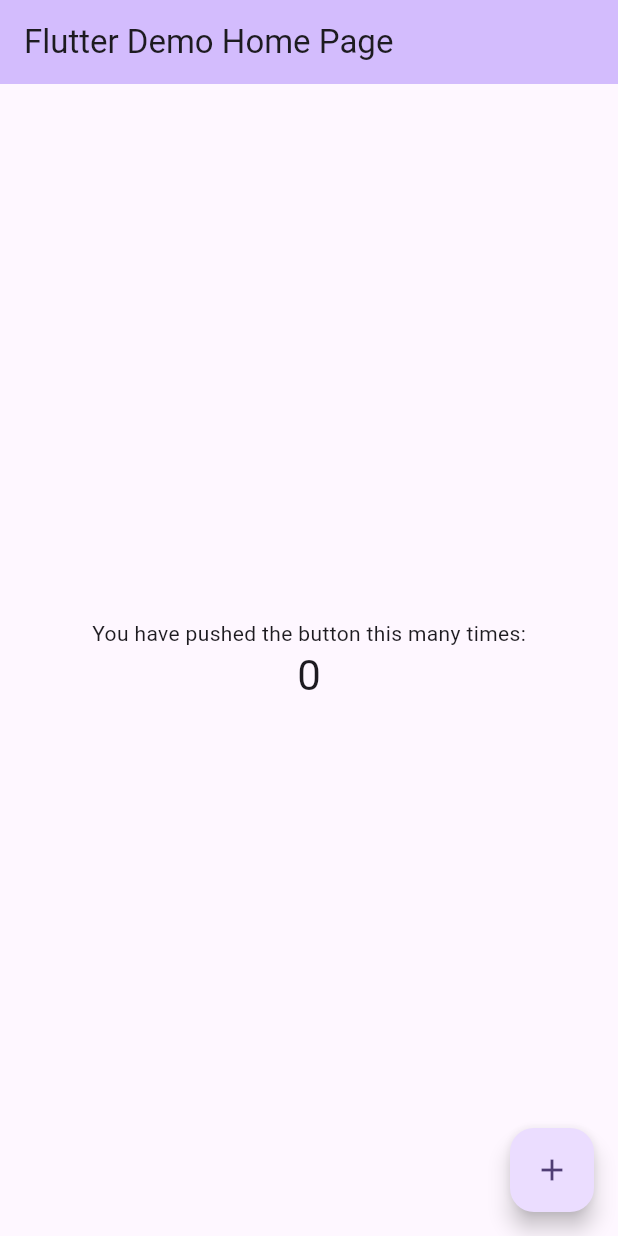
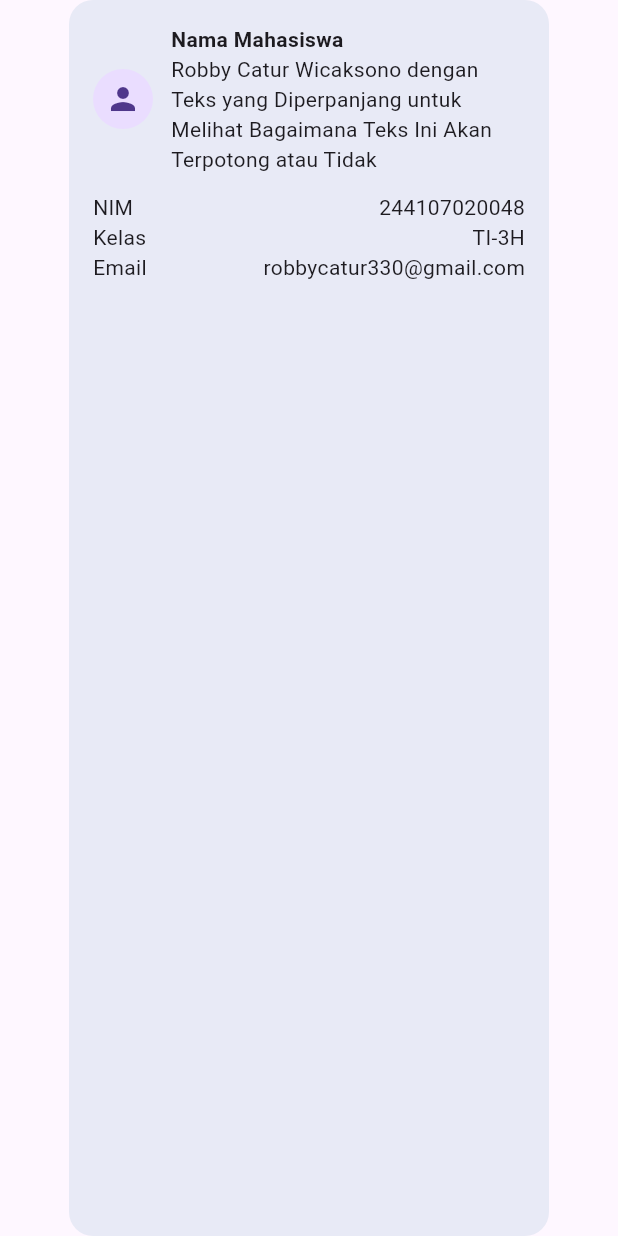
Before and after one commit to RobbyCatur/244107020048-mobile-course, a Flutter app: the screen it shows after launch, on a phone screen of 412 x 824 dp. Run offline on Flutter 3.47's test engine with Material 3 defaults, Android fonts, the phone set to English and light mode, and no system bars.

Commit message:
feat: feat: add Email data row (Row + Expanded), experiment Expanded/mainAxisSize, and document README for practical work 1

```diff
--- a/02-week-2-declarative-ui-responsive-design/responsive_dashboard/lib/main.dart
+++ b/02-week-2-declarative-ui-responsive-design/responsive_dashboard/lib/main.dart
@@ -1,121 +1,72 @@
 import 'package:flutter/material.dart';
 
-void main() {
-  runApp(const MyApp());
-}
+void main() => runApp(const ProfileApp());
 
-class MyApp extends StatelessWidget {
-  const MyApp({super.key});
+class ProfileApp extends StatelessWidget {
+  const ProfileApp({super.key});
 
-  // This widget is the root of your application.
   @override
   Widget build(BuildContext context) {
-    return MaterialApp(
-      title: 'Flutter Demo',
-      theme: ThemeData(
-        // This is the theme of your application.
-        //
-        // TRY THIS: Try running your application with "flutter run". You'll see
-        // the application has a purple toolbar. Then, without quitting the app,
-        // try changing the seedColor in the colorScheme below to Colors.green
-        // and then invoke "hot reload" (save your changes or press the "hot
-        // reload" button in a Flutter-supported IDE, or press "r" if you used
-        // the command line to start the app).
-        //
-        // Notice that the counter didn't reset back to zero; the application
-        // state is not lost during the reload. To reset the state, use hot
-        // restart instead.
-        //
-        // This works for code too, not just values: Most code changes can be
-        // tested with just a hot reload.
-        colorScheme: .fromSeed(seedColor: Colors.deepPurple),
-      ),
-      home: const MyHomePage(title: 'Flutter Demo Home Page'),
+    return const MaterialApp(
+      debugShowCheckedModeBanner: false,
+      home: Scaffold(body: Center(child: ProfileCard())),
     );
   }
 }
 
-class MyHomePage extends StatefulWidget {
-  const MyHomePage({super.key, required this.title});
-
-  // This widget is the home page of your application. It is stateful, meaning
-  // that it has a State object (defined below) that contains fields that affect
-  // how it looks.
-
-  // This class is the configuration for the state. It holds the values (in this
-  // case the title) provided by the parent (in this case the App widget) and
-  // used by the build method of the State. Fields in a Widget subclass are
-  // always marked "final".
-
-  final String title;
-
-  @override
-  State<MyHomePage> createState() => _MyHomePageState();
-}
-
-class _MyHomePageState extends State<MyHomePage> {
-  int _counter = 0;
-
-  void _incrementCounter() {
-    setState(() {
-      // This call to setState tells the Flutter framework that something has
-      // changed in this State, which causes it to rerun the build method below
-      // so that the display can reflect the updated values. If we changed
-      // _counter without calling setState(), then the build method would not be
-      // called again, and so nothing would appear to happen.
-      _counter++;
-    });
-  }
+class ProfileCard extends StatelessWidget {
+  const ProfileCard({super.key});
 
   @override
   Widget build(BuildContext context) {
-    // This method is rerun every time setState is called, for instance as done
-    // by the _incrementCounter method above.
-    //
-    // The Flutter framework has been optimized to make rerunning build methods
-    // fast, so that you can just rebuild anything that needs updating rather
-    // than having to individually change instances of widgets.
-    return Scaffold(
-      appBar: AppBar(
-        // TRY THIS: Try changing the color here to a specific color (to
-        // Colors.amber, perhaps?) and trigger a hot reload to see the AppBar
-        // change color while the other colors stay the same.
-        backgroundColor: Theme.of(context).colorScheme.inversePrimary,
-        // Here we take the value from the MyHomePage object that was created by
-        // the App.build method, and use it to set our appbar title.
-        title: Text(widget.title),
+    return Container(
+      width: 320,
+      padding: const EdgeInsets.all(16),
+      decoration: BoxDecoration(
+        color: Colors.indigo.shade50,
+        borderRadius: BorderRadius.circular(16),
       ),
-      body: Center(
-        // Center is a layout widget. It takes a single child and positions it
-        // in the middle of the parent.
       child: Column(
-          // Column is also a layout widget. It takes a list of children and
-          // arranges them vertically. By default, it sizes itself to fit its
-          // children horizontally, and tries to be as tall as its parent.
-          //
-          // Column has various properties to control how it sizes itself and
-          // how it positions its children. Here we use mainAxisAlignment to
-          // center the children vertically; the main axis here is the vertical
-          // axis because Columns are vertical (the cross axis would be
-          // horizontal).
-          //
-          // TRY THIS: Invoke "debug painting" (choose the "Toggle Debug Paint"
-          // action in the IDE, or press "p" in the console), to see the
-          // wireframe for each widget.
-          mainAxisAlignment: .center,
+        mainAxisSize: MainAxisSize.max,
         children: [
-            const Text('You have pushed the button this many times:'),
+          Row(
+            children: [
+              const CircleAvatar(child: Icon(Icons.person)),
+              const SizedBox(width: 12),
+              Expanded(
+                child: Column(
+                  crossAxisAlignment: CrossAxisAlignment.start,
+                  children: const [
                     Text(
-              '$_counter',
-              style: Theme.of(context).textTheme.headlineMedium,
+                      'Nama Mahasiswa',
+                      style: TextStyle(fontWeight: FontWeight.bold),
+                    ),
+                    Text('Robby Catur Wicaksono dengan Teks yang Diperpanjang untuk Melihat Bagaimana Teks Ini Akan Terpotong atau Tidak'),
+                  ],
+                ),
               ),
             ],
           ),
+          const SizedBox(height: 12),
+          const Row(
+            children: [
+              Expanded(child: Text('NIM')),
+              Text('244107020048'),
+            ],
           ),
-      floatingActionButton: FloatingActionButton(
-        onPressed: _incrementCounter,
-        tooltip: 'Increment',
-        child: const Icon(Icons.add),
+          const Row(
+            children: [
+              Expanded(child: Text('Kelas')),
+              Text('TI-3H'),
+            ],
+          ),
+          const Row(
+            children: [
+              Expanded(child: Text('Email')),
+              Text('robbycatur330@gmail.com'),
+            ],
+          ),
+        ],
       ),
     );
   }
```
Also changed, not shown: 13 other files. Lines whose indentation alone changed are shown as unchanged.
